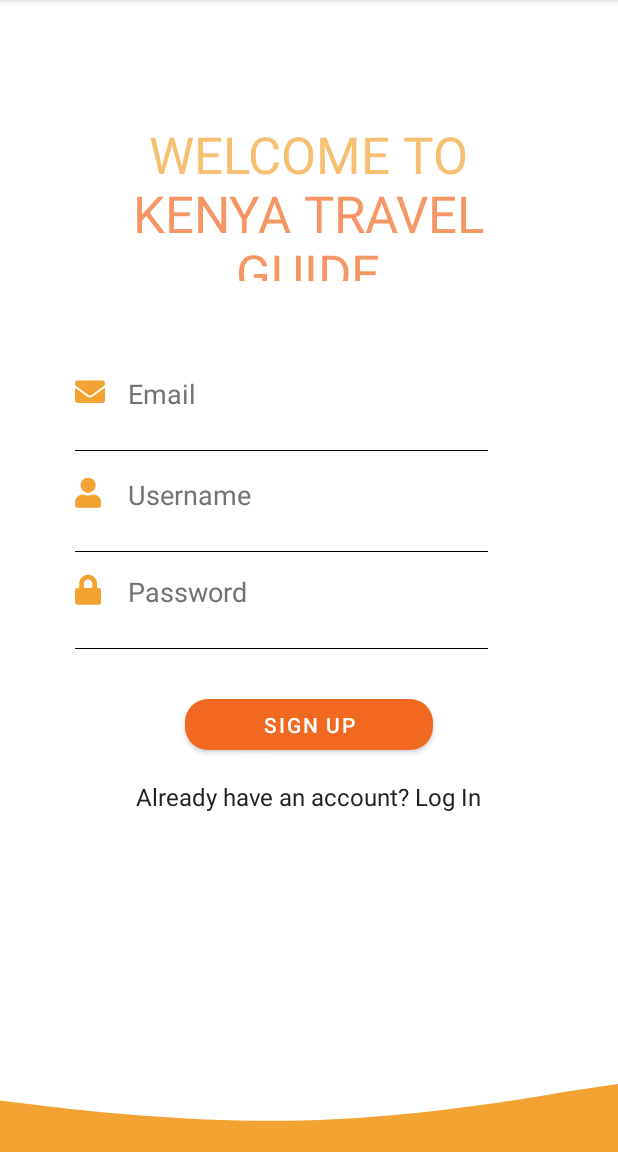
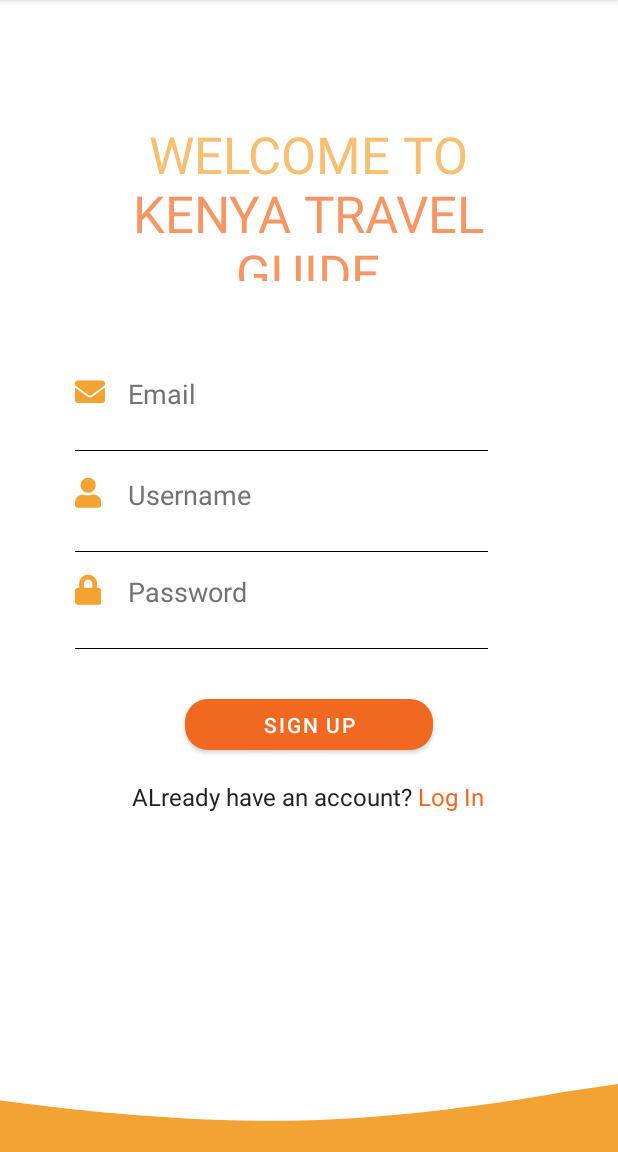
Before and after one commit to EmmanuelaJoy/travel-guide, an Android app: the SignupActivity screen opened directly, with no data from a screen before it, on a phone screen of 412 x 824 dp, the part 84-1236 px from its top. Run offline under Robolectric (Android 15) with nearby library versions, the phone set to English and light mode, and no system bars; Roboto replaces fonts that are not available here.

Commit message:
add an intent to log in link in signup.xml

```diff
--- a/app/src/main/java/com/moringaschool/kenyatravelguide/SignupActivity.java
+++ b/app/src/main/java/com/moringaschool/kenyatravelguide/SignupActivity.java
@@ -3,6 +3,7 @@ package com.moringaschool.kenyatravelguide;
 import android.content.Intent;
 import android.os.Bundle;
 import android.text.Html;
+import android.view.View;
 import android.widget.Button;
 import android.widget.TextView;
 
@@ -11,13 +12,24 @@ import androidx.appcompat.app.AppCompatActivity;
 public class SignupActivity extends AppCompatActivity {
     private Button mSignUpButton;
     private TextView mWelcomeMessage;
+    private TextView mLogInMessage;
     @Override
     protected void onCreate(Bundle savedInstanceState) {
         super.onCreate(savedInstanceState);
         setContentView(R.layout.signup);
         mWelcomeMessage = findViewById(R.id.welcomeMessage);
         mSignUpButton = (Button)findViewById(R.id.signUp);
+        mLogInMessage = (TextView)findViewById(R.id.loginLink);
+        mLogInMessage.setOnClickListener(new View.OnClickListener() {
+            @Override
+            public void onClick(View view) {
+                Intent intent = new Intent(SignupActivity.this, LoginActivity.class);
+                startActivity(intent);
+            }
+        });
         String title = "<font color=#F3A333>WELCOME TO</font> <font color=#F16821>KENYA TRAVEL GUIDE</font>";
+        String text = "<font color=#212121>ALready have an account?</font> <font color=#F16821>Log In</font>";
         mWelcomeMessage.setText(Html.fromHtml(title));
+        mLogInMessage.setText(Html.fromHtml(text));
     }
 }
```
